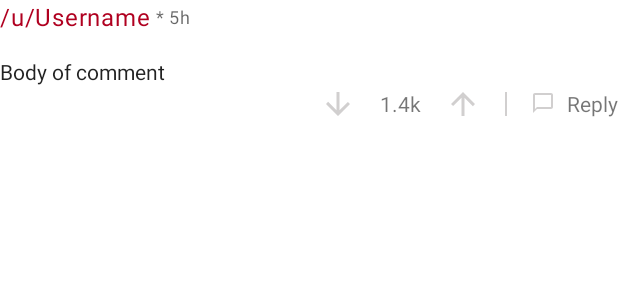
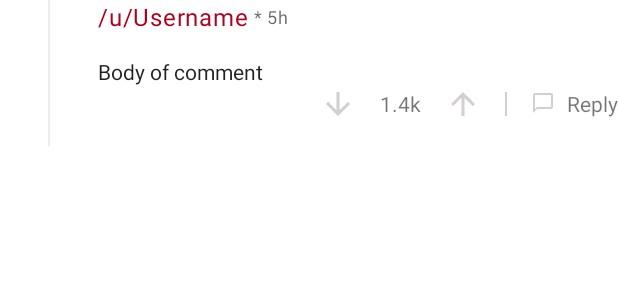
Before and after one commit to Telemaco019/Inforinvestigador, an Android app: the layout expandable_comment.xml on its own in the app's theme, with its tools: preview values and no code run, on a phone screen of 412 x 824 dp. Shown: the top 300 px of the screen. Run offline under Robolectric (Android 15) with nearby library versions, the phone set to English and light mode, and no system bars.

Commit message:
Fixed layout: now showing lateral separator

```diff
--- a/app/src/main/java/com/unibs/zanotti/inforinvestigador/comments/ExpandableCommentItem.kt
+++ b/app/src/main/java/com/unibs/zanotti/inforinvestigador/comments/ExpandableCommentItem.kt
@@ -35,7 +35,7 @@ class ExpandableCommentItem(val comment: Comment, val depth: Int) : Item<ViewHol
 
         for (i in 1..depth) {
             val v: View = LayoutInflater.from(viewHolder.itemView.context)
-                .inflate(R.layout.layout_separator_view, viewHolder.itemView.separatorContainer, false)
+                .inflate(R.layout.layout_separator_view, viewHolder.itemView.separatorContainer,false)
             viewHolder.itemView.separatorContainer.addView(v)
         }
         viewHolder.itemView.body.requestLayout()
--- a/app/src/main/res/layout/expandable_comment.xml
+++ b/app/src/main/res/layout/expandable_comment.xml
@@ -3,11 +3,8 @@
               xmlns:tools="http://schemas.android.com/tools"
               android:layout_width="match_parent"
               android:layout_height="wrap_content"
-              android:orientation="vertical"
-            android:layout_marginBottom="@dimen/doubleBaseMargin">
+              android:orientation="horizontal">
 
-    <RelativeLayout android:layout_width="match_parent"
-                    android:layout_height="match_parent">
     <!-- Separator -->
     <LinearLayout
             android:id="@+id/separatorContainer"
@@ -15,15 +12,22 @@
             android:layout_height="match_parent"
             android:layout_marginStart="@dimen/doubleBaseMargin"
             android:layout_marginEnd="@dimen/doubleBaseMargin"
-                android:visibility="gone"
             android:orientation="horizontal">
+
+        <View xmlns:android="http://schemas.android.com/apk/res/android"
+              android:layout_width="1dp"
+              android:layout_height="match_parent"
+              android:layout_marginLeft="@dimen/doubleBaseMargin"
+              android:layout_marginRight="@dimen/doubleBaseMargin"
+              android:background="@color/light_gray"/>
+
     </LinearLayout>
 
     <!-- Content -->
     <LinearLayout android:layout_width="match_parent"
                   android:layout_height="wrap_content"
                   android:orientation="vertical"
-                      android:layout_toEndOf="@id/separatorContainer">
+                  android:layout_marginBottom="@dimen/doubleBaseMargin">
 
         <!-- Username and date/time -->
         <LinearLayout android:layout_width="match_parent"
@@ -110,7 +114,4 @@
                     android:layout_gravity="center"/>
         </LinearLayout>
     </LinearLayout>
-    </RelativeLayout>
-
-
 </LinearLayout>
--- a/app/src/main/res/layout/layout_separator_view.xml
+++ b/app/src/main/res/layout/layout_separator_view.xml
@@ -2,6 +2,6 @@
 <View xmlns:android="http://schemas.android.com/apk/res/android"
       android:layout_width="1dp"
       android:layout_height="match_parent"
-      android:layout_marginLeft="4dp"
-      android:layout_marginRight="4dp"
+      android:layout_marginLeft="@dimen/doubleBaseMargin"
+      android:layout_marginRight="@dimen/doubleBaseMargin"
       android:background="@color/light_gray" />
```
Lines whose indentation alone changed are shown as unchanged.
